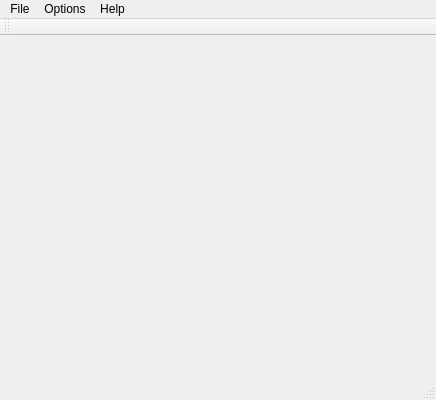
Above: ui/mediaspy.ui from slopjong/MediaSpy before the change. Below: the same form after it.
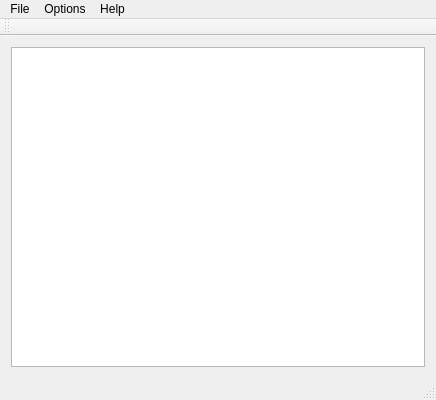
That is the form after the change. Icons and pictures are not drawn.

```diff
--- a/ui/mediaspy.ui
+++ b/ui/mediaspy.ui
@@ -17,7 +17,13 @@
    <iconset resource="../MediaSpy.qrc">
     <normaloff>:/images/images/icon.png</normaloff>:/images/images/icon.png</iconset>
   </property>
-  <widget class="QWidget" name="centralWidget"/>
+  <widget class="QWidget" name="centralWidget">
+   <layout class="QHBoxLayout" name="horizontalLayout">
+    <item>
+     <widget class="QListWidget" name="listWidget"/>
+    </item>
+   </layout>
+  </widget>
   <widget class="QMenuBar" name="menuBar">
    <property name="geometry">
     <rect>
```
Left out of the diff: 6 changed lines with no effect on the pictures.
